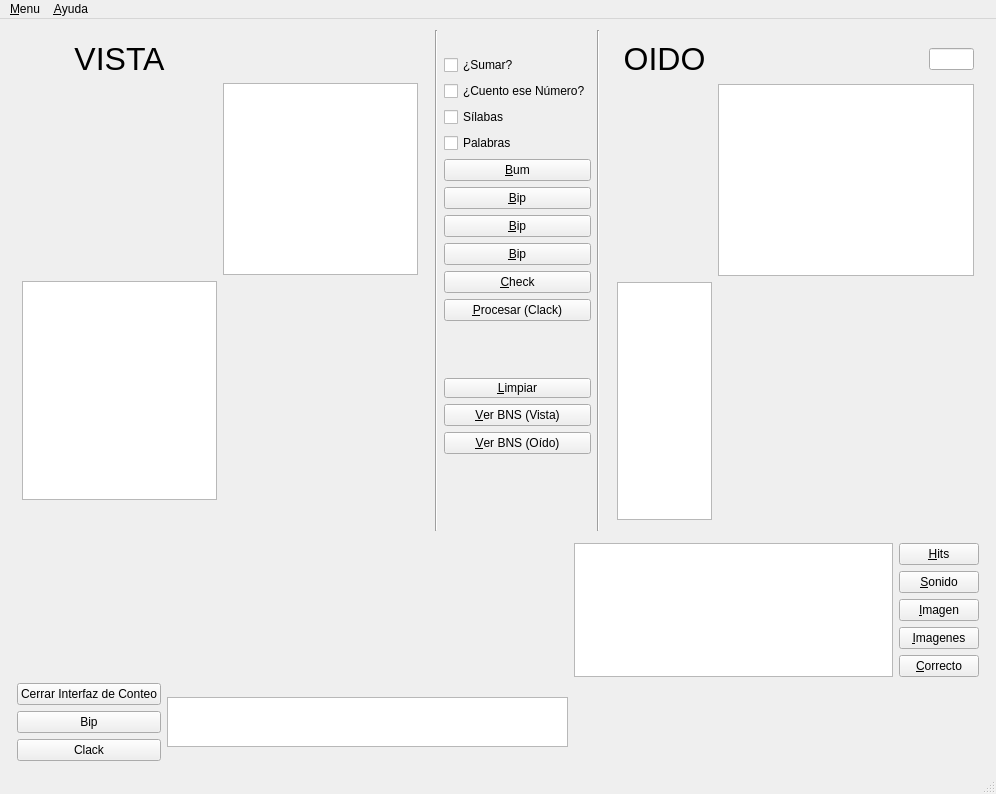
Qt form Forms/mainwindow.ui (JohansSosa89/Brain-Cemisid-v1.5) before a commit.
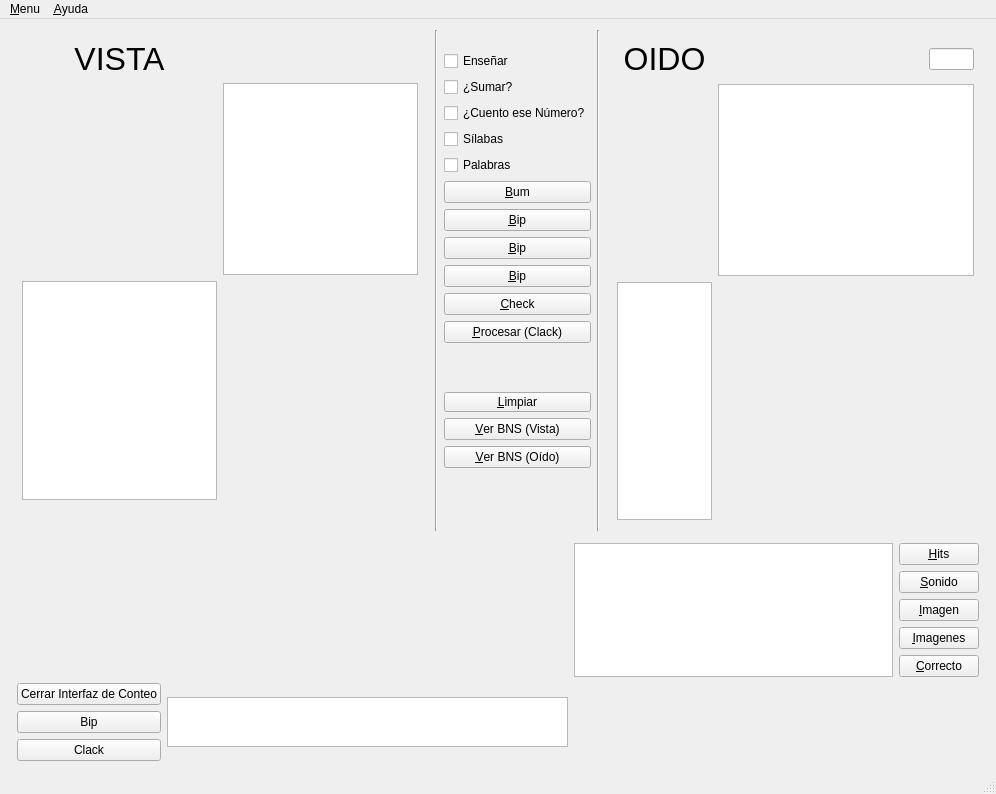
The same form after that commit. Icons and pictures are not drawn.

The edit to the form file:
```diff
--- a/Forms/mainwindow.ui
+++ b/Forms/mainwindow.ui
@@ -715,6 +715,13 @@
           </property>
          </spacer>
         </item>
+        <item>
+         <widget class="QCheckBox" name="checkBox_Teach">
+          <property name="text">
+           <string>Enseñar</string>
+          </property>
+         </widget>
+        </item>
         <item>
          <widget class="QCheckBox" name="checkBox_suma">
           <property name="palette">
```
